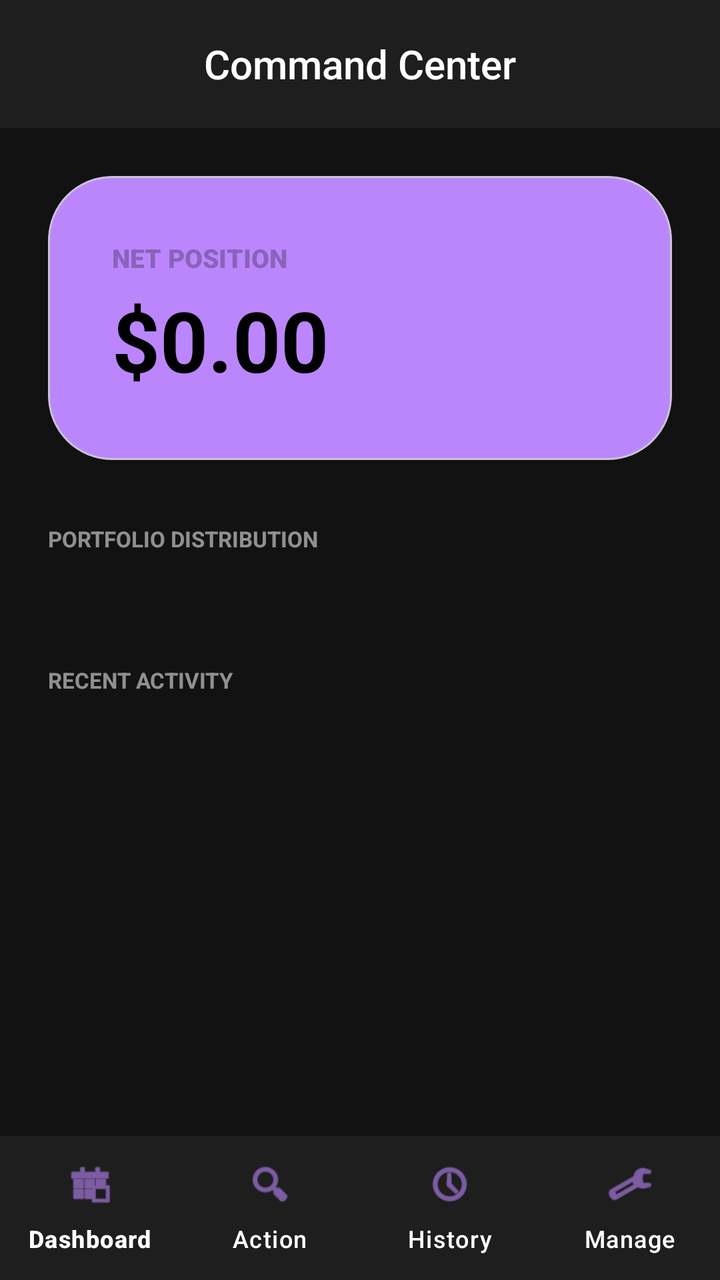
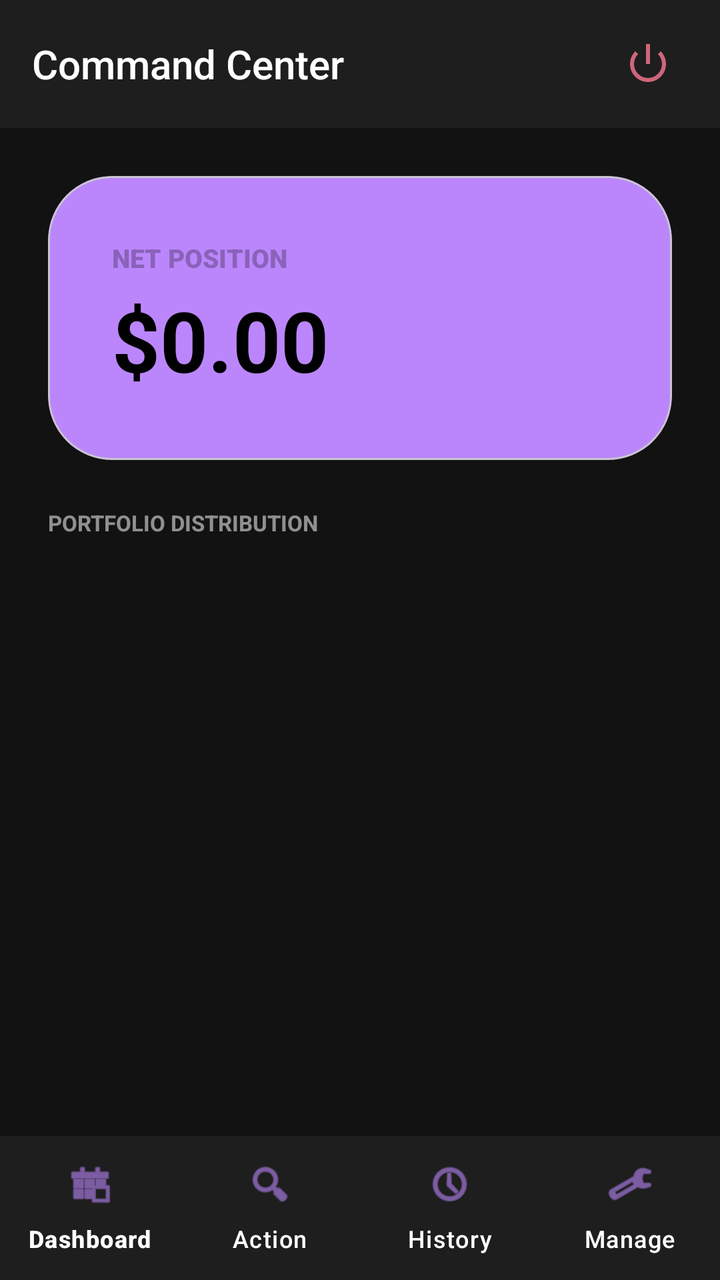

Two renders of the same Android screen: before a commit and after it. Below are the layout's source before the change and the commit's diff.
<!-- AndroidManifest.xml: application theme Theme.FinanceWise -->
<!-- res/layout/activity_main.xml -->
<?xml version="1.0" encoding="utf-8"?>
<LinearLayout xmlns:android="http://schemas.android.com/apk/res/android"
    xmlns:app="http://schemas.android.com/apk/res-auto"
    android:layout_width="match_parent"
    android:layout_height="match_parent"
    android:background="#121212"
    android:orientation="vertical">

    <androidx.appcompat.widget.Toolbar
        android:id="@+id/toolbar_main"
        android:layout_width="match_parent"
        android:layout_height="?attr/actionBarSize"
        android:background="#1E1E1E"
        android:elevation="4dp">
        <TextView
            android:id="@+id/tv_dashboard_heading"
            android:layout_width="wrap_content"
            android:layout_height="wrap_content"
            android:layout_gravity="center"
            android:text="Command Center"
            android:textColor="#FFFFFF"
            android:textSize="20sp"
            android:fontFamily="sans-serif-medium" />
    </androidx.appcompat.widget.Toolbar>

    <ScrollView
        android:layout_width="match_parent"
        android:layout_height="0dp"
        android:layout_weight="1"
        android:fillViewport="true">

        <LinearLayout
            android:layout_width="match_parent"
            android:layout_height="wrap_content"
            android:orientation="vertical"
            android:padding="24dp">

            
            <com.google.android.material.card.MaterialCardView
                android:id="@+id/card_global_liquidity"
                android:layout_width="match_parent"
                android:layout_height="wrap_content"
                app:cardCornerRadius="32dp"
                app:cardBackgroundColor="#1E1E1E"
                android:layout_marginBottom="32dp"
                android:visibility="gone">
                <LinearLayout
                    android:layout_width="match_parent"
                    android:layout_height="wrap_content"
                    android:orientation="vertical"
                    android:padding="32dp">
                    <TextView
                        android:layout_width="wrap_content"
                        android:layout_height="wrap_content"
                        android:text="System Liquidity"
                        android:textColor="#03DAC5"
                        android:textSize="12sp"
                        android:fontFamily="sans-serif-black"
                        android:textAllCaps="true" />
                    <TextView
                        android:id="@+id/tv_global_balance"
                        android:layout_width="wrap_content"
                        android:layout_height="wrap_content"
                        android:text="$0.00"
                        android:textColor="#FFFFFF"
                        android:textSize="42sp"
                        android:textStyle="bold"
                        android:layout_marginTop="8dp" />
                </LinearLayout>
            </com.google.android.material.card.MaterialCardView>

            
            <LinearLayout
                android:id="@+id/panel_analyst_portfolio"
                android:layout_width="match_parent"
                android:layout_height="wrap_content"
                android:orientation="vertical"
                android:visibility="gone"
                android:layout_marginBottom="32dp">

                <TextView
                    android:layout_width="wrap_content"
                    android:layout_height="wrap_content"
                    android:text="PORTFOLIO PERFORMANCE"
                    android:textColor="#88FFFFFF"
                    android:textSize="11sp"
                    android:textStyle="bold"
                    android:layout_marginBottom="16dp"/>

                <com.google.android.material.card.MaterialCardView
                    android:layout_width="match_parent"
                    android:layout_height="wrap_content"
                    app:cardCornerRadius="24dp"
                    app:cardBackgroundColor="#1E1E1E">

                    <GridLayout
                        android:layout_width="match_parent"
                        android:layout_height="wrap_content"
                        android:columnCount="2"
                        android:padding="20dp">

                        <LinearLayout
                            android:layout_width="0dp"
                            android:layout_height="wrap_content"
                            android:layout_columnWeight="1"
                            android:orientation="vertical">
                            <TextView
                                android:layout_width="wrap_content"
                                android:layout_height="wrap_content"
                                android:text="Managed Clients"
                                android:textColor="#03DAC5"
                                android:textSize="10sp"
                                android:textAllCaps="true"/>
                            <TextView
                                android:id="@+id/tv_portfolio_clients"
                                android:layout_width="wrap_content"
                                android:layout_height="wrap_content"
                                android:text="0"
                                android:textColor="#FFFFFF"
                                android:textSize="28sp"
                                android:textStyle="bold"
                                android:layout_marginTop="4dp"/>
                        </LinearLayout>

                        <LinearLayout
                            android:layout_width="0dp"
                            android:layout_height="wrap_content"
                            android:layout_columnWeight="1"
                            android:orientation="vertical">
                            <TextView
                                android:layout_width="wrap_content"
                                android:layout_height="wrap_content"
                                android:text="Asset Volume"
                                android:textColor="#BB86FC"
                                android:textSize="10sp"
                                android:textAllCaps="true"/>
                            <TextView
                                android:id="@+id/tv_portfolio_volume"
                                android:layout_width="wrap_content"
                                android:layout_height="wrap_content"
                                android:text="$0.00"
                                android:textColor="#FFFFFF"
                                android:textSize="28sp"
                                android:textStyle="bold"
                                android:layout_marginTop="4dp"/>
                        </LinearLayout>
                    </GridLayout>
                </com.google.android.material.card.MaterialCardView>
            </LinearLayout>

            <com.google.android.material.card.MaterialCardView
                android:id="@+id/container_balance"
                android:layout_width="match_parent"
                android:layout_height="wrap_content"
                app:cardCornerRadius="32dp"
                app:cardBackgroundColor="#BB86FC"
                android:layout_marginBottom="32dp">
                <LinearLayout
                    android:layout_width="match_parent"
                    android:layout_height="wrap_content"
                    android:orientation="vertical"
                    android:padding="32dp">
                    <TextView
                        android:layout_width="wrap_content"
                        android:layout_height="wrap_content"
                        android:text="Net Position"
                        android:textColor="#44000000"
                        android:textSize="13sp"
                        android:fontFamily="sans-serif-black"
                        android:textAllCaps="true" />
                    <TextView
                        android:id="@+id/tv_net_balance"
                        android:layout_width="wrap_content"
                        android:layout_height="wrap_content"
                        android:text="$0.00"
                        android:textColor="#000000"
                        android:textSize="42sp"
                        android:textStyle="bold"
                        android:layout_marginTop="4dp" />
                </LinearLayout>
            </com.google.android.material.card.MaterialCardView>

            
            <LinearLayout
                android:id="@+id/panel_manage_users"
                android:layout_width="match_parent"
                android:layout_height="wrap_content"
                android:orientation="vertical"
                android:visibility="gone"
                android:layout_marginBottom="32dp">
                <TextView
                    android:layout_width="wrap_content"
                    android:layout_height="wrap_content"
                    android:text="SYSTEM STATUS"
                    android:textColor="#88FFFFFF"
                    android:textSize="11sp"
                    android:textStyle="bold"
                    android:layout_marginBottom="16dp"/>
                <LinearLayout
                    android:layout_width="match_parent"
                    android:layout_height="wrap_content"
                    android:orientation="horizontal">
                    <LinearLayout
                        android:id="@+id/card_nav_analysts"
                        android:layout_width="0dp"
                        android:layout_height="wrap_content"
                        android:layout_weight="1"
                        android:orientation="vertical"
                        android:padding="16dp"
                        android:background="@drawable/bg_edittext"
                        android:layout_marginEnd="10dp">
                        <TextView
                            android:layout_width="wrap_content"
                            android:layout_height="wrap_content"
                            android:text="ANALYSTS"
                            android:textColor="#BB86FC"
                            android:textSize="10sp"
                            android:textStyle="bold" />
                        <TextView
                            android:id="@+id/tv_total_analysts_count"
                            android:layout_width="wrap_content"
                            android:layout_height="wrap_content"
                            android:text="Total: 0"
                            android:textColor="#88FFFFFF"
                            android:textSize="11sp"
                            android:layout_marginTop="12dp"/>
                        <ProgressBar
                            android:id="@+id/pb_analysts_total"
                            style="?android:attr/progressBarStyleHorizontal"
                            android:layout_width="match_parent"
                            android:layout_height="4dp"
                            android:progress="100"
                            android:progressTint="#33BB86FC"
                            android:layout_marginTop="4dp"/>
                        <TextView
                            android:id="@+id/tv_count_analysts_active"
                            android:layout_width="wrap_content"
                            android:layout_height="wrap_content"
                            android:text="Active: 0"
                            android:textColor="#FFFFFF"
                            android:textSize="11sp"
                            android:layout_marginTop="12dp"/>
                        <ProgressBar
                            android:id="@+id/pb_analysts_active"
                            style="?android:attr/progressBarStyleHorizontal"
                            android:layout_width="match_parent"
                            android:layout_height="4dp"
                            android:progress="0"
                            android:progressTint="#BB86FC"
                            android:layout_marginTop="4dp"/>
                    </LinearLayout>
                    <LinearLayout
                        android:id="@+id/card_nav_clients"
                        android:layout_width="0dp"
                        android:layout_height="wrap_content"
                        android:layout_weight="1"
                        android:orientation="vertical"
                        android:padding="16dp"
                        android:background="@drawable/bg_edittext"
                        android:layout_marginStart="10dp">
                        <TextView
                            android:layout_width="wrap_content"
                            android:layout_height="wrap_content"
                            android:text="CLIENTS"
                            android:textColor="#03DAC5"
                            android:textSize="10sp"
                            android:textStyle="bold" />
                        <TextView
                            android:id="@+id/tv_total_clients_count"
                            android:layout_width="wrap_content"
                            android:layout_height="wrap_content"
                            android:text="Total: 0"
                            android:textColor="#88FFFFFF"
                            android:textSize="11sp"
                            android:layout_marginTop="12dp"/>
                        <ProgressBar
                            android:id="@+id/pb_clients_total"
                            style="?android:attr/progressBarStyleHorizontal"
                            android:layout_width="match_parent"
                            android:layout_height="4dp"
                            android:progress="100"
                            android:progressTint="#3303DAC5"
                            android:layout_marginTop="4dp"/>
                        <TextView
                            android:id="@+id/tv_count_clients_active"
                            android:layout_width="wrap_content"
                            android:layout_height="wrap_content"
                            android:text="Active: 0"
                            android:textColor="#FFFFFF"
                            android:textSize="11sp"
                            android:layout_marginTop="12dp"/>
                        <ProgressBar
                            android:id="@+id/pb_clients_active"
                            style="?android:attr/progressBarStyleHorizontal"
                            android:layout_width="match_parent"
                            android:layout_height="4dp"
                            android:progress="0"
                            android:progressTint="#03DAC5"
                            android:layout_marginTop="4dp"/>
                    </LinearLayout>
                </LinearLayout>
            </LinearLayout>

            
            <LinearLayout
                android:id="@+id/container_insights"
                android:layout_width="match_parent"
                android:layout_height="wrap_content"
                android:orientation="vertical"
                android:layout_marginBottom="40dp">
                <TextView
                    android:layout_width="wrap_content"
                    android:layout_height="wrap_content"
                    android:text="PORTFOLIO DISTRIBUTION"
                    android:textColor="#88FFFFFF"
                    android:textSize="11sp"
                    android:textStyle="bold"
                    android:layout_marginBottom="16dp" />
                <LinearLayout
                    android:id="@+id/layout_category_list"
                    android:layout_width="match_parent"
                    android:layout_height="wrap_content"
                    android:orientation="vertical" />
            </LinearLayout>

            
            <LinearLayout
                android:id="@+id/container_history"
                android:layout_width="match_parent"
                android:layout_height="wrap_content"
                android:orientation="vertical"
                android:layout_marginBottom="40dp">
                <TextView
                    android:layout_width="wrap_content"
                    android:layout_height="wrap_content"
                    android:text="RECENT ACTIVITY"
                    android:textColor="#88FFFFFF"
                    android:textSize="11sp"
                    android:textStyle="bold"
                    android:layout_marginBottom="16dp" />
                <LinearLayout
                    android:id="@+id/layout_history_list"
                    android:layout_width="match_parent"
                    android:layout_height="wrap_content"
                    android:orientation="vertical" />
            </LinearLayout>

        </LinearLayout>
    </ScrollView>

    <com.google.android.material.bottomnavigation.BottomNavigationView
        android:id="@+id/bottom_navigation"
        android:layout_width="match_parent"
        android:layout_height="72dp"
        android:background="#1E1E1E"
        app:itemIconTint="#BB86FC"
        app:itemTextColor="#FFFFFF"
        app:menu="@menu/nav_menu"
        app:labelVisibilityMode="labeled" />

</LinearLayout>
<!-- resources referenced by this layout -->
<resources>
  <!-- drawable bg_edittext (drawable) -->
  <?xml version="1.0" encoding="utf-8"?>
  <shape xmlns:android="http://schemas.android.com/apk/res/android">
      <solid android:color="#1E1E1E" />
      <corners android:radius="12dp" />
      <stroke
          android:width="1dp"
          android:color="#33FFFFFF" />
  </shape>
  <style name="Theme.FinanceWise" parent="Base.Theme.FinanceWise" />
  <style name="Base.Theme.FinanceWise" parent="Theme.Material3.DayNight.NoActionBar">
          
          
      </style>
</resources>

<!-- the commit's change to res/layout/activity_main.xml (unified diff, before → after) -->
@@ -6,21 +6,37 @@
     android:background="#121212"
     android:orientation="vertical">
 
+    
     <androidx.appcompat.widget.Toolbar
         android:id="@+id/toolbar_main"
         android:layout_width="match_parent"
         android:layout_height="?attr/actionBarSize"
         android:background="#1E1E1E"
         android:elevation="4dp">
-        <TextView
-            android:id="@+id/tv_dashboard_heading"
-            android:layout_width="wrap_content"
+        <RelativeLayout
+            android:layout_width="match_parent"
             android:layout_height="wrap_content"
-            android:layout_gravity="center"
-            android:text="Command Center"
-            android:textColor="#FFFFFF"
-            android:textSize="20sp"
-            android:fontFamily="sans-serif-medium" />
+            android:paddingEnd="16dp">
+            <TextView
+                android:id="@+id/tv_dashboard_heading"
+                android:layout_width="wrap_content"
+                android:layout_height="wrap_content"
+                android:layout_alignParentStart="true"
+                android:layout_centerVertical="true"
+                android:text="Command Center"
+                android:textColor="#FFFFFF"
+                android:textSize="20sp"
+                android:fontFamily="sans-serif-medium" />
+            <ImageButton
+                android:id="@+id/btn_logout"
+                android:layout_width="40dp"
+                android:layout_height="40dp"
+                android:layout_alignParentEnd="true"
+                android:layout_centerVertical="true"
+                android:background="?attr/selectableItemBackgroundBorderless"
+                android:src="@android:drawable/ic_lock_power_off"
+                app:tint="#CF6679" />
+        </RelativeLayout>
     </androidx.appcompat.widget.Toolbar>
 
     <ScrollView
@@ -70,91 +86,13 @@
             </com.google.android.material.card.MaterialCardView>
 
             
-            <LinearLayout
-                android:id="@+id/panel_analyst_portfolio"
-                android:layout_width="match_parent"
-                android:layout_height="wrap_content"
-                android:orientation="vertical"
-                android:visibility="gone"
-                android:layout_marginBottom="32dp">
-
-                <TextView
-                    android:layout_width="wrap_content"
-                    android:layout_height="wrap_content"
-                    android:text="PORTFOLIO PERFORMANCE"
-                    android:textColor="#88FFFFFF"
-                    android:textSize="11sp"
-                    android:textStyle="bold"
-                    android:layout_marginBottom="16dp"/>
-
-                <com.google.android.material.card.MaterialCardView
-                    android:layout_width="match_parent"
-                    android:layout_height="wrap_content"
-                    app:cardCornerRadius="24dp"
-                    app:cardBackgroundColor="#1E1E1E">
-
-                    <GridLayout
-                        android:layout_width="match_parent"
-                        android:layout_height="wrap_content"
-                        android:columnCount="2"
-                        android:padding="20dp">
-
-                        <LinearLayout
-                            android:layout_width="0dp"
-                            android:layout_height="wrap_content"
-                            android:layout_columnWeight="1"
-                            android:orientation="vertical">
-                            <TextView
-                                android:layout_width="wrap_content"
-                                android:layout_height="wrap_content"
-                                android:text="Managed Clients"
-                                android:textColor="#03DAC5"
-                                android:textSize="10sp"
-                                android:textAllCaps="true"/>
-                            <TextView
-                                android:id="@+id/tv_portfolio_clients"
-                                android:layout_width="wrap_content"
-                                android:layout_height="wrap_content"
-                                android:text="0"
-                                android:textColor="#FFFFFF"
-                                android:textSize="28sp"
-                                android:textStyle="bold"
-                                android:layout_marginTop="4dp"/>
-                        </LinearLayout>
-
-                        <LinearLayout
-                            android:layout_width="0dp"
-                            android:layout_height="wrap_content"
-                            android:layout_columnWeight="1"
-                            android:orientation="vertical">
-                            <TextView
-                                android:layout_width="wrap_content"
-                                android:layout_height="wrap_content"
-                                android:text="Asset Volume"
-                                android:textColor="#BB86FC"
-                                android:textSize="10sp"
-                                android:textAllCaps="true"/>
-                            <TextView
-                                android:id="@+id/tv_portfolio_volume"
-                                android:layout_width="wrap_content"
-                                android:layout_height="wrap_content"
-                                android:text="$0.00"
-                                android:textColor="#FFFFFF"
-                                android:textSize="28sp"
-                                android:textStyle="bold"
-                                android:layout_marginTop="4dp"/>
-                        </LinearLayout>
-                    </GridLayout>
-                </com.google.android.material.card.MaterialCardView>
-            </LinearLayout>
-
             <com.google.android.material.card.MaterialCardView
                 android:id="@+id/container_balance"
                 android:layout_width="match_parent"
                 android:layout_height="wrap_content"
                 app:cardCornerRadius="32dp"
                 app:cardBackgroundColor="#BB86FC"
-                android:layout_marginBottom="32dp">
+                android:layout_marginBottom="24dp">
                 <LinearLayout
                     android:layout_width="match_parent"
                     android:layout_height="wrap_content"
@@ -179,6 +117,78 @@
                         android:layout_marginTop="4dp" />
                 </LinearLayout>
             </com.google.android.material.card.MaterialCardView>
+
+            
+            <LinearLayout
+                android:id="@+id/layout_viewer_stats"
+                android:layout_width="match_parent"
+                android:layout_height="wrap_content"
+                android:orientation="horizontal"
+                android:layout_marginBottom="32dp"
+                android:visibility="gone">
+                <com.google.android.material.card.MaterialCardView
+                    android:layout_width="0dp"
+                    android:layout_height="wrap_content"
+                    android:layout_weight="1"
+                    app:cardCornerRadius="24dp"
+                    app:cardBackgroundColor="#1E1E1E"
+                    android:layout_marginEnd="8dp">
+                    <LinearLayout
+                        android:layout_width="match_parent"
+                        android:layout_height="wrap_content"
+                        android:orientation="vertical"
+                        android:padding="20dp">
+                        <TextView
+                            android:layout_width="wrap_content"
+                            android:layout_height="wrap_content"
+                            android:text="Income"
+                            android:textColor="#03DAC5"
+                            android:textSize="11sp"
+                            android:textStyle="bold"
+                            android:textAllCaps="true" />
+                        <TextView
+                            android:id="@+id/tv_total_income"
+                            android:layout_width="wrap_content"
+                            android:layout_height="wrap_content"
+                            android:text="$0.00"
+                            android:textColor="#FFFFFF"
+                            android:textSize="18sp"
+                            android:textStyle="bold"
+                            android:layout_marginTop="4dp" />
+                    </LinearLayout>
+                </com.google.android.material.card.MaterialCardView>
+                <com.google.android.material.card.MaterialCardView
+                    android:layout_width="0dp"
+                    android:layout_height="wrap_content"
+                    android:layout_weight="1"
+                    app:cardCornerRadius="24dp"
+                    app:cardBackgroundColor="#1E1E1E"
+                    android:layout_marginStart="8dp">
+                    <LinearLayout
+                        android:layout_width="match_parent"
+                        android:layout_height="wrap_content"
+                        android:orientation="vertical"
+                        android:padding="20dp">
+                        <TextView
+                            android:layout_width="wrap_content"
+                            android:layout_height="wrap_content"
+                            android:text="Expenses"
+                            android:textColor="#CF6679"
+                            android:textSize="11sp"
+                            android:textStyle="bold"
+                            android:textAllCaps="true" />
+                        <TextView
+                            android:id="@+id/tv_total_expense"
+                            android:layout_width="wrap_content"
+                            android:layout_height="wrap_content"
+                            android:text="$0.00"
+                            android:textColor="#FFFFFF"
+                            android:textSize="18sp"
+                            android:textStyle="bold"
+                            android:layout_marginTop="4dp" />
+                    </LinearLayout>
+                </com.google.android.material.card.MaterialCardView>
+            </LinearLayout>
 
             
             <LinearLayout
@@ -329,7 +339,8 @@
                 android:layout_width="match_parent"
                 android:layout_height="wrap_content"
                 android:orientation="vertical"
-                android:layout_marginBottom="40dp">
+                android:layout_marginBottom="40dp"
+                android:visibility="gone">
                 <TextView
                     android:layout_width="wrap_content"
                     android:layout_height="wrap_content"
